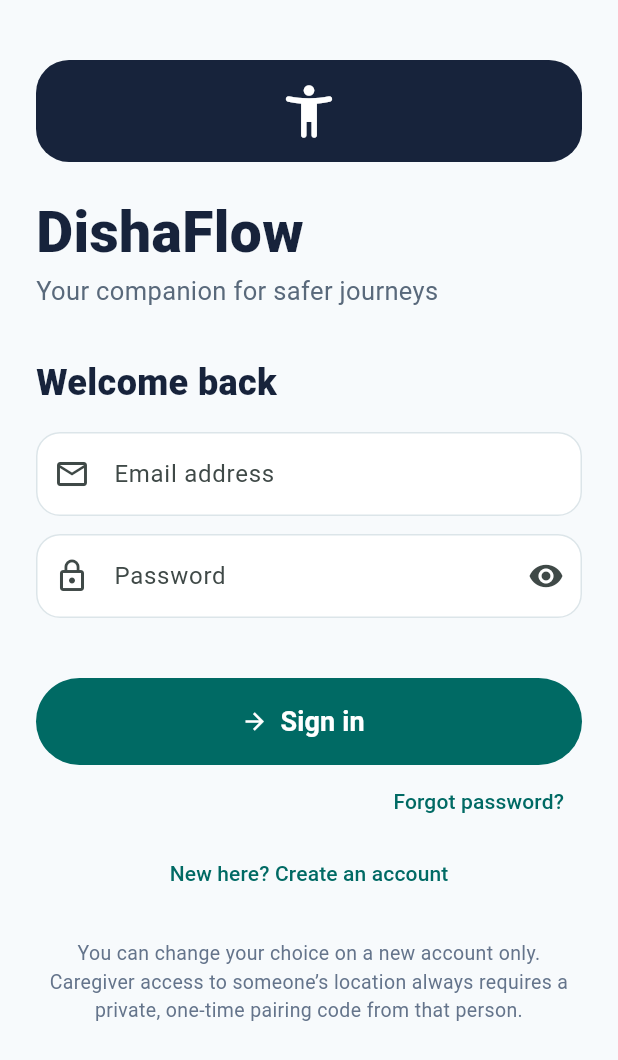
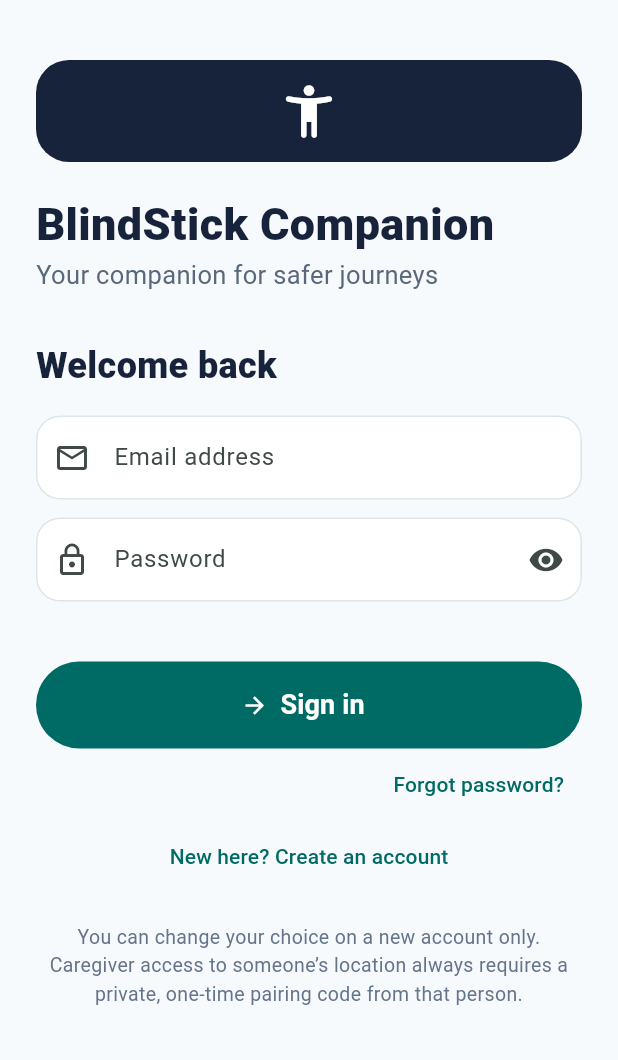
Before and after one commit to ShoninSelvaraj/Blind_Stick, a Flutter app: the screen it shows after launch, on a phone screen of 412 x 824 dp. Shown: the top 1060 px of the screen. Run offline on Flutter 3.47's test engine with Material 3 defaults, Android fonts, the phone set to English and light mode, and no system bars; our stand-ins replace cloud_firestore, firebase_auth, firebase_core, firebase_messaging, flutter_blue_plus, flutter_tts and 3 more; accounts and stored records are empty.

Commit message:
Use temporary BlindStick Companion app label

```diff
--- a/lib/main.dart
+++ b/lib/main.dart
@@ -38,7 +38,7 @@
   const BlindStickApp({super.key});
   @override
   Widget build(BuildContext context) => MaterialApp(
-    title: 'DishaFlow', debugShowCheckedModeBanner: false,
+    title: 'BlindStick Companion', debugShowCheckedModeBanner: false,
     theme: ThemeData(useMaterial3: true, colorScheme: ColorScheme.fromSeed(seedColor: teal), scaffoldBackgroundColor: const Color(0xFFF7FAFC), fontFamily: 'Roboto',
       inputDecorationTheme: InputDecorationTheme(filled: true, fillColor: Colors.white, border: OutlineInputBorder(borderRadius: BorderRadius.circular(16), borderSide: const BorderSide(color: Color(0xFFDCE5E9))), enabledBorder: OutlineInputBorder(borderRadius: BorderRadius.circular(16), borderSide: const BorderSide(color: Color(0xFFDCE5E9))), contentPadding: const EdgeInsets.all(16))),
     home: const AuthGate(),
@@ -140,10 +140,10 @@
  }
  @override Widget build(BuildContext c)=>Scaffold(body:SafeArea(child:ListView(padding:const EdgeInsets.all(24),children:[
  const SizedBox(height:16),Container(width:68,height:68,alignment:Alignment.center,decoration:BoxDecoration(color:navy,borderRadius:BorderRadius.circular(22)),child:const Icon(Icons.accessibility_new_rounded,color:Colors.white,size:42)),
- const SizedBox(height:20),const Text('DishaFlow',style:TextStyle(fontSize:38,fontWeight:FontWeight.w900,color:navy)),const Text('Your companion for safer journeys',style:TextStyle(fontSize:17,color:Color(0xFF59697B))),const SizedBox(height:32),
+ const SizedBox(height:20),const Text('BlindStick Companion',style:TextStyle(fontSize:30,fontWeight:FontWeight.w900,color:navy)),const Text('Your companion for safer journeys',style:TextStyle(fontSize:17,color:Color(0xFF59697B))),const SizedBox(height:32),
  Text(createAccount?'Create your account':'Welcome back',style:const TextStyle(fontSize:24,fontWeight:FontWeight.w800,color:navy)),const SizedBox(height:16),
  if(createAccount)...[
-  const Text('Choose what you want to do with DishaFlow',style:TextStyle(fontSize:17,fontWeight:FontWeight.w800,color:navy)),
+  const Text('Choose how you’d like to use this app',style:TextStyle(fontSize:17,fontWeight:FontWeight.w800,color:navy)),
   const SizedBox(height:12),
   _roleChoice(Role.patient,'Use my smart stick','Navigate, hear safety alerts and ask for help.',Icons.accessibility_new_rounded),
   const SizedBox(height:10),
@@ -293,7 +293,7 @@
    await FlutterBluePlus.startScan(timeout:const Duration(seconds:12),withServices:[Guid(serviceUuid)]);
    final results=await FlutterBluePlus.scanResults.firstWhere((r)=>r.any((x)=>x.advertisementData.serviceUuids.any((g)=>g==Guid(serviceUuid)))).timeout(const Duration(seconds:12),onTimeout:()=> <ScanResult>[]);
    final match=results.where((x)=>x.advertisementData.serviceUuids.any((g)=>g==Guid(serviceUuid))).toList();
-   if(match.isEmpty){status='Stick not found';lastError='No device advertising the DishaFlow service was found. Check that the stick is powered on and running the matching firmware.';return;}
+   if(match.isEmpty){status='Stick not found';lastError='No device advertising the BlindStick Companion service was found. Check that the stick is powered on and running the matching firmware.';return;}
    device=match.first.device; await device!.connect(timeout:const Duration(seconds:15));
    connectionSub?.cancel();connectionSub=device!.connectionState.listen((s){connected=s==BluetoothConnectionState.connected;if(!connected){assistance=false;status='Connection lost — stick alerts may be unavailable';_event('Connection lost');}else{status='Stick connected';_event('Stick connected');}notifyListeners();});
    final services=await device!.discoverServices(); BluetoothService? svc;
@@ -410,7 +410,7 @@
  Future<void> _toggleSharing(bool v)async{setState(()=>sharing=v);locationTimer?.cancel();if(v){await _refreshLocation();locationTimer=Timer.periodic(const Duration(seconds:30),(_)=>_refreshLocation());}else{setState(()=>locationText='Location sharing paused');}}
  Future<void> _sos()async{final ok=await showDialog<bool>(context:context,builder:(c)=>AlertDialog(title:const Text('Send emergency alert?'),content:const Text('This saves an SOS alert to your linked patient record. If Firebase push delivery has been deployed and configured, linked caregivers will also be notified. Delivery or receipt cannot be guaranteed.'),actions:[TextButton(onPressed:()=>Navigator.pop(c,false),child:const Text('Cancel')),FilledButton(onPressed:()=>Navigator.pop(c,true),child:const Text('Send SOS'))]));if(ok!=true)return;final p=position??await getPosition();final sent=await api.sos(widget.user.uid,p,'Patient requested emergency assistance');if(!mounted)return;await showDialog<void>(context:context,builder:(c)=>AlertDialog(title:Text(sent?'SOS submitted':'SOS not delivered'),content:Text(sent?'The alert was saved to Firestore. This does not confirm that a caregiver has seen it. Use your usual emergency contact method too if you are in danger.':'The alert could not be saved. Check internet and Firestore permissions, or call your emergency contact directly.'),actions:[TextButton(onPressed:()=>Navigator.pop(c),child:const Text('OK'))]));}
  @override void dispose(){destination.dispose();locationTimer?.cancel();pairExpiryTimer?.cancel();stick.removeListener(_changed);super.dispose();}
- @override Widget build(BuildContext c){final t=stick.telemetry;return Scaffold(appBar:AppBar(title:const Text('DishaFlow · My journey',style:TextStyle(fontWeight:FontWeight.w800)),actions:[IconButton(tooltip:'Settings',onPressed:()=>Navigator.push(c,MaterialPageRoute(builder:(_)=>const SettingsPage())),icon:const Icon(Icons.settings_outlined))]),body:ListView(padding:const EdgeInsets.fromLTRB(18,8,18,28),children:[
+ @override Widget build(BuildContext c){final t=stick.telemetry;return Scaffold(appBar:AppBar(title:const Text('BlindStick Companion · My journey',style:TextStyle(fontWeight:FontWeight.w800)),actions:[IconButton(tooltip:'Settings',onPressed:()=>Navigator.push(c,MaterialPageRoute(builder:(_)=>const SettingsPage())),icon:const Icon(Icons.settings_outlined))]),body:ListView(padding:const EdgeInsets.fromLTRB(18,8,18,28),children:[
   Container(padding:const EdgeInsets.all(20),decoration:BoxDecoration(color:navy,borderRadius:BorderRadius.circular(24)),child:Column(crossAxisAlignment:CrossAxisAlignment.start,children:[Text('Hello, ${widget.user.name}',style:const TextStyle(color:Colors.white70,fontSize:16)),const SizedBox(height:6),const Text('Ready when you are.',style:TextStyle(color:Colors.white,fontSize:26,fontWeight:FontWeight.w900)),const SizedBox(height:14),Row(children:[Icon(stick.connected?Icons.bluetooth_connected:Icons.bluetooth_disabled,color:stick.connected?const Color(0xFF9FF0D0):Colors.orangeAccent),const SizedBox(width:8),Expanded(child:Text(stick.status,style:const TextStyle(color:Colors.white,fontSize:14)))])])),const SizedBox(height:16),
   Row(children:[Expanded(child:_statusTile('Obstacle range',t.distanceCm==null?'Waiting': '${t.distanceCm!.round()} cm',t.urgent?red:t.caution?Colors.orange:teal,Icons.radar)),const SizedBox(width:10),Expanded(child:_statusTile('Camera',t.receivedAt==null?'Waiting for stick':t.detectionStatus=='model_not_installed'?'AI model not installed':t.object!='Waiting for device data'?t.object:t.cameraFrameAvailable==true?'Camera active; no detection model':'Camera unavailable',teal,Icons.camera_alt_outlined))]),const SizedBox(height:12),
   if(stick.lastError!=null)Container(padding:const EdgeInsets.all(14),decoration:BoxDecoration(color:const Color(0xFFFFF1F0),borderRadius:BorderRadius.circular(14)),child:Text(stick.lastError!,style:const TextStyle(color:red))),
@@ -435,7 +435,7 @@
  StreamSubscription<String>? _tokenRefresh;
  @override void initState(){super.initState();_registerPushToken();_foregroundMessages=FirebaseMessaging.onMessage.listen((message){
   if(!mounted)return;
-  final title=message.notification?.title??'DishaFlow update';
+  final title=message.notification?.title??'BlindStick Companion update';
   final body=message.notification?.body??'A new update has arrived.';
   ScaffoldMessenger.of(context).showSnackBar(SnackBar(content:Text('$title: $body'),duration:const Duration(seconds:6)));
  });}
@@ -468,7 +468,7 @@
   }finally{if(mounted)setState(()=>pairing=false);}
  }
  @override Widget build(BuildContext c)=>Scaffold(
-  appBar:AppBar(title:const Text('DishaFlow · Support',style:TextStyle(fontWeight:FontWeight.w800)),actions:[IconButton(tooltip:'Settings and accessibility',onPressed:()=>Navigator.push(c,MaterialPageRoute(builder:(_)=>const SettingsPage())),icon:const Icon(Icons.settings_outlined))]),
+  appBar:AppBar(title:const Text('BlindStick Companion · Support',style:TextStyle(fontWeight:FontWeight.w800)),actions:[IconButton(tooltip:'Settings and accessibility',onPressed:()=>Navigator.push(c,MaterialPageRoute(builder:(_)=>const SettingsPage())),icon:const Icon(Icons.settings_outlined))]),
   body:StreamBuilder<DocumentSnapshot<Map<String,dynamic>>>(
    stream:FirebaseFirestore.instance.collection('pairingClaims').doc(widget.user.uid).snapshots(),
    builder:(context,claimSnapshot){
@@ -478,7 +478,7 @@
      Container(padding:const EdgeInsets.all(22),decoration:BoxDecoration(color:navy,borderRadius:BorderRadius.circular(24)),child:const Column(crossAxisAlignment:CrossAxisAlignment.start,children:[
       Icon(Icons.favorite_outline,color:Color(0xFF9FF0D0),size:36),SizedBox(height:14),
       Text('Stay connected, with permission.',style:TextStyle(color:Colors.white,fontSize:26,fontWeight:FontWeight.w900)),
-      SizedBox(height:8),Text('Enter the one-time code shared by the person using DishaFlow. They control who can connect.',style:TextStyle(color:Colors.white70,fontSize:15))
+      SizedBox(height:8),Text('Enter the one-time code shared by the person using BlindStick Companion. They control who can connect.',style:TextStyle(color:Colors.white70,fontSize:15))
      ])),
      const SizedBox(height:22),const Text('Pair with someone',style:TextStyle(fontSize:20,fontWeight:FontWeight.w900,color:navy)),const SizedBox(height:8),
      TextField(controller:codeController,keyboardType:TextInputType.number,maxLength:8,autofillHints:const [],textInputAction:TextInputAction.done,onSubmitted:(_)=>_pair(),decoration:const InputDecoration(labelText:'8-digit pairing code',hintText:'Enter the shared code',prefixIcon:Icon(Icons.key_outlined))),
@@ -553,7 +553,7 @@
  @override Widget build(BuildContext c)=>Scaffold(
   appBar:AppBar(title:const Text('Accessibility & settings')),
   body:ListView(padding:const EdgeInsets.all(20),children:[
-   const Text('Set DishaFlow up for you',style:TextStyle(fontSize:27,fontWeight:FontWeight.w900,color:navy)),
+   const Text('Set BlindStick Companion up for you',style:TextStyle(fontSize:27,fontWeight:FontWeight.w900,color:navy)),
    const SizedBox(height:8),const Text('These controls work on this phone and are saved automatically.'),
    const SizedBox(height:24),
    SwitchListTile(contentPadding:EdgeInsets.zero,title:const Text('Spoken safety guidance',style:TextStyle(fontWeight:FontWeight.w800)),subtitle:const Text('Speak warnings and important status messages'),value:voice,onChanged:_saveVoice),
@@ -562,11 +562,11 @@
    const SizedBox(height:4),const Text('Make labels and instructions easier to read. Android display and TalkBack settings also continue to work.'),
    Slider(value:textScale,min:1.0,max:1.6,divisions:6,label:'${(textScale*100).round()}%',onChanged:_saveTextScale),
    Center(child:Text('${(textScale*100).round()}% text size',style:TextStyle(fontSize:16*textScale,fontWeight:FontWeight.w800,color:navy))),
-   const SizedBox(height:22),OutlinedButton.icon(onPressed:()=>stick.announce('DishaFlow voice test. If you can hear this message, spoken safety guidance is working.'),icon:const Icon(Icons.volume_up_outlined),label:const Text('Test spoken guidance')),
+   const SizedBox(height:22),OutlinedButton.icon(onPressed:()=>stick.announce('BlindStick Companion voice test. If you can hear this message, spoken safety guidance is working.'),icon:const Icon(Icons.volume_up_outlined),label:const Text('Test spoken guidance')),
    const SizedBox(height:12),OutlinedButton.icon(onPressed:()=>FirebaseAuth.instance.signOut(),icon:const Icon(Icons.logout),label:const Text('Sign out')),
    const SizedBox(height:24),const Text('Bluetooth connection',style:TextStyle(fontSize:20,fontWeight:FontWeight.w900,color:navy)),
-   const SizedBox(height:8),const Text('The stick must advertise the DishaFlow BLE service. If it is not found, check that it is powered on and has the matching firmware. Camera AI and obstacle measurements are shown only when the hardware sends real results.'),
+   const SizedBox(height:8),const Text('The stick must advertise the BlindStick Companion BLE service. If it is not found, check that it is powered on and has the matching firmware. Camera AI and obstacle measurements are shown only when the hardware sends real results.'),
    const SizedBox(height:20),const Text('Safety note',style:TextStyle(color:Color(0xFF64748B))),
-   const Text('DishaFlow is a companion prototype, not a certified mobility aid. Keep using your usual mobility skills and emergency arrangements. The app cannot guarantee GPS accuracy, network availability or emergency delivery.',style:TextStyle(color:Color(0xFF64748B))),
+   const Text('BlindStick Companion is a companion prototype, not a certified mobility aid. Keep using your usual mobility skills and emergency arrangements. The app cannot guarantee GPS accuracy, network availability or emergency delivery.',style:TextStyle(color:Color(0xFF64748B))),
   ]));
 }
```
